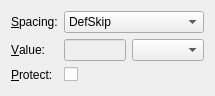
Above: src/frontends/qt/ui/VSpaceUi.ui from cburschka/lyx before the change. Below: the same form after it.
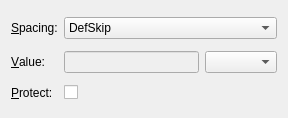
That is the form after the change. Custom widgets are drawn as their Qt base class.

```diff
--- a/src/frontends/qt/ui/VSpaceUi.ui
+++ b/src/frontends/qt/ui/VSpaceUi.ui
@@ -5,8 +5,8 @@
    <rect>
     <x>0</x>
     <y>0</y>
-    <width>215</width>
-    <height>96</height>
+    <width>288</width>
+    <height>118</height>
    </rect>
   </property>
   <property name="windowTitle">
```
Left out of the diff: 11 changed lines with no effect on the pictures.
